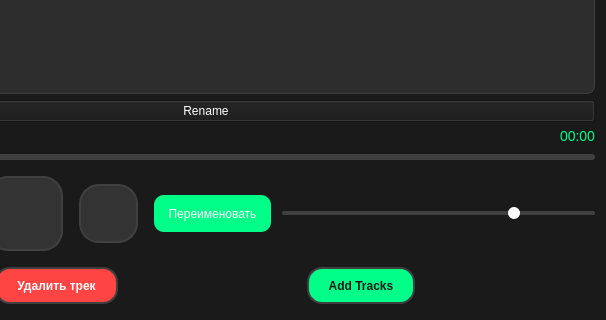
Old version of the form widget.ui in the repository SophaGekk/programming_4_term; both pictures show x 194 to 800 and y 280 to 600 of the 800 by 600 pixel window.
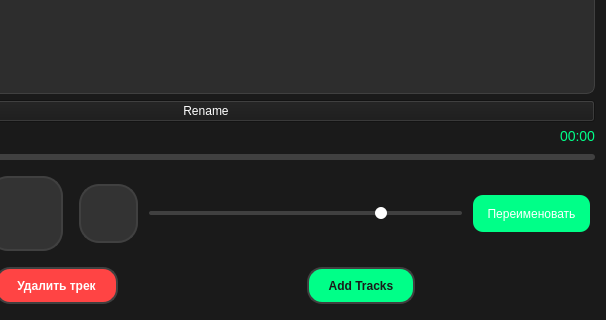
New version of the form. Icons and pictures are not drawn.

```diff
--- a/widget.ui
+++ b/widget.ui
@@ -213,6 +213,37 @@
        </property>
       </widget>
      </item>
+     <item>
+      <widget class="QSlider" name="volumeSlider">
+       <property name="styleSheet">
+        <string notr="true">
+         QSlider::groove:horizontal {
+             height: 4px;
+             background: #404040;
+             border-radius: 2px;
+         }
+         QSlider::handle:horizontal {
+             background: #ffffff;
+             width: 12px;
+             margin: -4px 0;
+             border-radius: 6px;
+         }
+        </string>
+       </property>
+       <property name="minimum">
+        <number>0</number>
+       </property>
+       <property name="maximum">
+        <number>100</number>
+       </property>
+       <property name="value">
+        <number>75</number>
+       </property>
+       <property name="orientation">
+        <enum>Qt::Orientation::Horizontal</enum>
+       </property>
+      </widget>
+     </item>
      <item>
       <widget class="QToolButton" name="btnRename">
        <property name="visible">
@@ -246,37 +277,6 @@
        </property>
       </widget>
      </item>
-     <item>
-      <widget class="QSlider" name="volumeSlider">
-       <property name="styleSheet">
-        <string notr="true">
-         QSlider::groove:horizontal {
-             height: 4px;
-             background: #404040;
-             border-radius: 2px;
-         }
-         QSlider::handle:horizontal {
-             background: #ffffff;
-             width: 12px;
-             margin: -4px 0;
-             border-radius: 6px;
-         }
-        </string>
-       </property>
-       <property name="minimum">
-        <number>0</number>
-       </property>
-       <property name="maximum">
-        <number>100</number>
-       </property>
-       <property name="value">
-        <number>75</number>
-       </property>
-       <property name="orientation">
-        <enum>Qt::Orientation::Horizontal</enum>
-       </property>
-      </widget>
-     </item>
     </layout>
    </item>
    <item>
```
